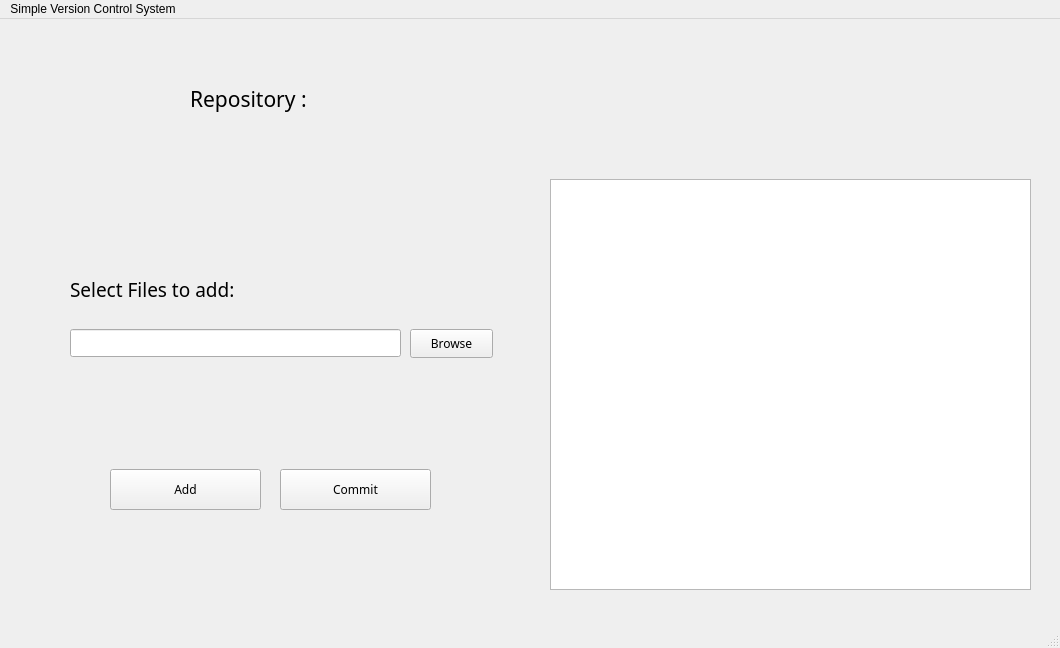
The window that mainwindow.ui (iboud0/Simplified-Git) describes before a commit, drawn with Qt 5.
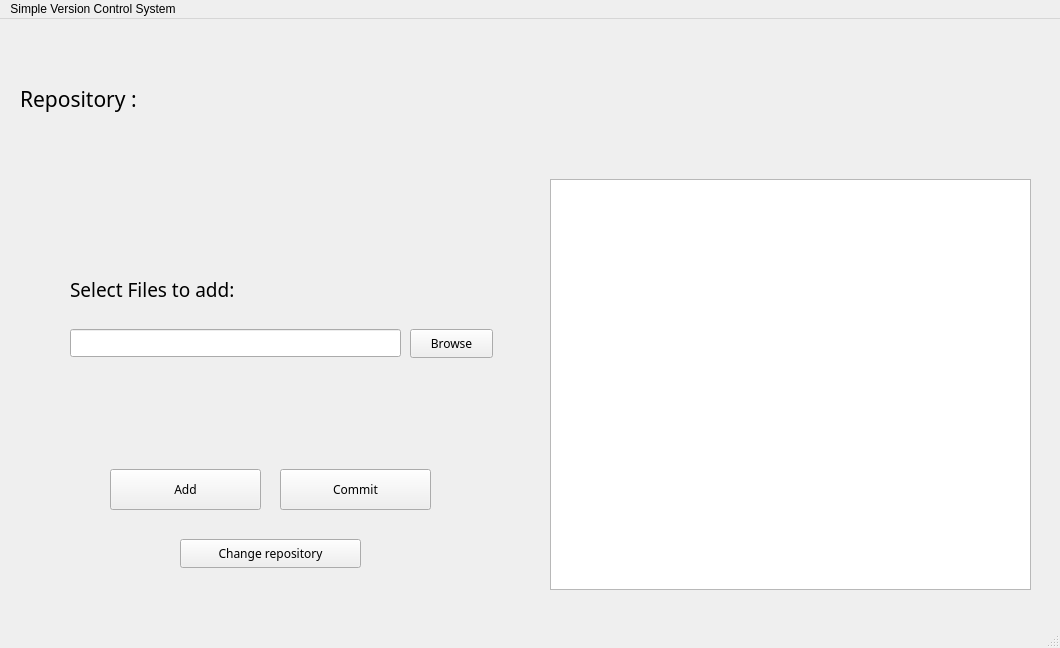
The same window after the commit.

```diff
--- a/mainwindow.ui
+++ b/mainwindow.ui
@@ -30,7 +30,7 @@
      </rect>
     </property>
     <layout class="QGridLayout" name="gridLayout">
-     <item row="0" column="0">
+     <item row="1" column="0">
       <widget class="QStackedWidget" name="stackedWidget">
        <property name="font">
         <font>
@@ -221,13 +221,13 @@
         <widget class="QWidget" name="horizontalLayoutWidget">
          <property name="geometry">
           <rect>
-           <x>180</x>
+           <x>10</x>
            <y>30</y>
-           <width>691</width>
+           <width>1011</width>
            <height>80</height>
           </rect>
          </property>
-         <layout class="QHBoxLayout" name="horizontalLayout" stretch="1,3">
+         <layout class="QHBoxLayout" name="horizontalLayout" stretch="0,0">
           <item>
            <widget class="QLabel" name="label_5">
             <property name="font">
@@ -246,7 +246,8 @@
            <widget class="QLabel" name="repoNameLabel">
             <property name="font">
              <font>
-              <pointsize>14</pointsize>
+              <family>Roboto Mono</family>
+              <pointsize>10</pointsize>
              </font>
             </property>
             <property name="text">
@@ -267,6 +268,7 @@
          </property>
          <property name="font">
           <font>
+           <family>Roboto Mono</family>
            <pointsize>14</pointsize>
           </font>
          </property>
@@ -281,6 +283,19 @@
           <set>Qt::AlignCenter</set>
          </property>
         </widget>
+        <widget class="QPushButton" name="changeRepoBtn">
+         <property name="geometry">
+          <rect>
+           <x>170</x>
+           <y>510</y>
+           <width>181</width>
+           <height>29</height>
+          </rect>
+         </property>
+         <property name="text">
+          <string>Change repository</string>
+         </property>
+        </widget>
        </widget>
       </widget>
      </item>
```
Left out of the diff: 9 changed lines with no effect on the pictures.
